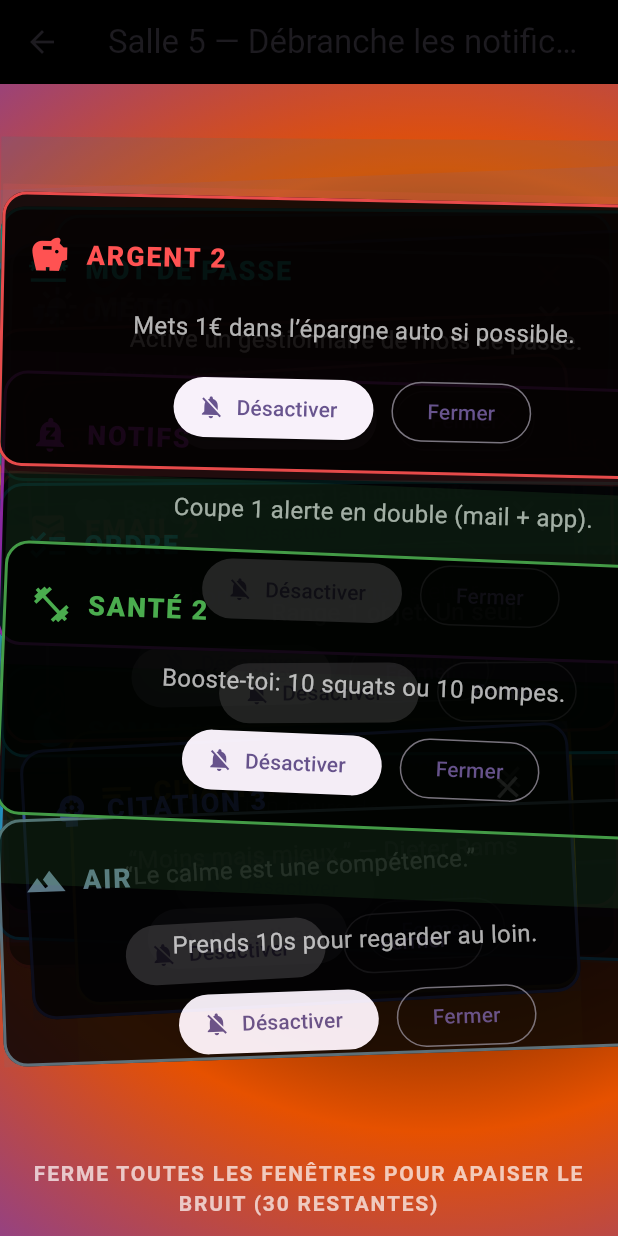
After one commit to cerine0044/Workshop25-26, a Flutter app: the Page5Notifications screen opened directly, after a tap on "Désactiver", on a phone screen of 412 x 824 dp. The commit adds this screen. Run offline on Flutter 3.47's test engine with Material 3 defaults, Android fonts, the phone set to English and light mode, and no system bars; our stand-ins replace audioplayers, sensors_plus; missing offline and left inert: torch_light.

Commit message:
Salle 5: popups plein Ã©cran (x2, dispersÃ©es), mix audio fort (klaxon/sirÃ¨ne/alarme), intensitÃ© liÃ©e au nombre restant; page calme finale. Fix crash web SweepGradient.

```diff
--- /dev/null
+++ b/lib/pages/page5_notifications.dart
@@ -0,0 +1,341 @@
+import 'dart:async';
+import 'dart:math' as math;
+
+import 'package:audioplayers/audioplayers.dart';
+import 'package:flutter/material.dart';
+
+import 'page5_success.dart';
+
+class Page5Notifications extends StatefulWidget {
+  const Page5Notifications({super.key});
+
+  @override
+  State<Page5Notifications> createState() => _Page5NotificationsState();
+}
+
+class _Page5NotificationsState extends State<Page5Notifications>
+    with SingleTickerProviderStateMixin {
+  late final AnimationController _fxController;
+
+  // Fullscreen popup alerts (stacked). Closing one reduces noise.
+  final List<_PopupAlert> _popups = <_PopupAlert>[
+    _PopupAlert(title: 'RESPIRATION', message: 'Inspire 4s, bloque 4s, expire 6s — répète 4×.', color: Colors.redAccent, icon: Icons.self_improvement),
+    _PopupAlert(title: 'EAU', message: 'Bois un grand verre d’eau maintenant.', color: Colors.orangeAccent, icon: Icons.water_drop),
+    _PopupAlert(title: 'POSTURE', message: 'Redresse ton dos, détends les épaules.', color: Colors.red, icon: Icons.accessibility_new),
+    _PopupAlert(title: 'PAUSE YEUX', message: 'Règle 20-20-20: regarde à 20m pendant 20s toutes les 20min.', color: Colors.pinkAccent, icon: Icons.visibility),
+    _PopupAlert(title: 'RANGEMENT', message: 'Ferme 1 onglet inutile. Respire.', color: Colors.deepPurpleAccent, icon: Icons.close_fullscreen),
+    _PopupAlert(title: 'MARCHE', message: 'Lève-toi 1 minute. Fais 20 pas.', color: Colors.lightBlueAccent, icon: Icons.directions_walk),
+    _PopupAlert(title: 'AGENDA', message: 'Note 1 tâche importante pour aujourd’hui.', color: Colors.amberAccent, icon: Icons.event_note),
+    _PopupAlert(title: 'EMAIL', message: 'Archive 1 mail. Pas besoin d’être parfait.', color: Colors.redAccent, icon: Icons.mark_email_read),
+    _PopupAlert(title: 'SOURIRE', message: 'Souris légèrement. Ça aide vraiment.', color: Colors.cyanAccent, icon: Icons.emoji_emotions),
+    _PopupAlert(title: 'SÉCURITÉ', message: 'Active la 2FA d’un compte cette semaine.', color: Colors.tealAccent, icon: Icons.shield),
+    _PopupAlert(title: 'CITATION', message: '“Ce que tu pratiques grandit.”', color: Colors.indigoAccent, icon: Icons.format_quote),
+    _PopupAlert(title: 'MÉTÉO', message: 'Ouvre la fenêtre 30s, respire l’air frais.', color: Colors.blueGrey, icon: Icons.sunny_snowing),
+    _PopupAlert(title: 'APPLIS', message: 'Désactive 1 notification non essentielle.', color: Colors.purpleAccent, icon: Icons.notifications_off),
+    _PopupAlert(title: 'SANTÉ', message: 'Étirer nuque et poignets 20s.', color: Colors.greenAccent, icon: Icons.health_and_safety),
+    _PopupAlert(title: 'ARGENT', message: 'Regarde ton solde sans juger. Juste regarder.', color: Colors.redAccent, icon: Icons.account_balance_wallet),
+    // Extra set (doublé)
+    _PopupAlert(title: 'RESPIRATION 2', message: 'Fais 3 respirations profondes maintenant.', color: Colors.redAccent, icon: Icons.air),
+    _PopupAlert(title: 'EAU 2', message: 'Une gorgée d’eau en plus.', color: Colors.orange, icon: Icons.local_drink),
+    _PopupAlert(title: 'ÉCRAN', message: 'Baisse légèrement la luminosité.', color: Colors.redAccent, icon: Icons.settings_display),
+    _PopupAlert(title: 'RACCROCHE', message: 'Dis “non” à 1 interruption aujourd’hui.', color: Colors.pink, icon: Icons.do_not_disturb_alt),
+    _PopupAlert(title: 'SOCIAL', message: 'Envoie un message gentil à quelqu’un.', color: Colors.deepPurple, icon: Icons.favorite),
+    _PopupAlert(title: 'SOMMEIL', message: 'Prépare ton heure de coucher ce soir.', color: Colors.lightBlue, icon: Icons.bedtime),
+    _PopupAlert(title: 'CITATION 2', message: '“Moins mais mieux.” — Dieter Rams', color: Colors.amber, icon: Icons.short_text),
+    _PopupAlert(title: 'EMAIL 2', message: 'Désabonne-toi d’une newsletter.', color: Colors.red, icon: Icons.unsubscribe),
+    _PopupAlert(title: 'ORDRE', message: 'Range 1 objet. Un seul.', color: Colors.cyan, icon: Icons.checklist),
+    _PopupAlert(title: 'MOT DE PASSE', message: 'Active un gestionnaire de mots de passe.', color: Colors.teal, icon: Icons.password),
+    _PopupAlert(title: 'CITATION 3', message: '“Le calme est une compétence.”', color: Colors.indigo, icon: Icons.psychology),
+    _PopupAlert(title: 'AIR', message: 'Prends 10s pour regarder au loin.', color: Colors.blueGrey, icon: Icons.landscape),
+    _PopupAlert(title: 'NOTIFS', message: 'Coupe 1 alerte en double (mail + app).', color: Colors.purple, icon: Icons.notifications_paused),
+    _PopupAlert(title: 'SANTÉ 2', message: 'Booste-toi: 10 squats ou 10 pompes.', color: Colors.green, icon: Icons.fitness_center),
+    _PopupAlert(title: 'ARGENT 2', message: 'Mets 1€ dans l’épargne auto si possible.', color: Colors.redAccent, icon: Icons.savings),
+  ];
+
+  // Multiple layered players for extreme stressful mix.
+  late final AudioPlayer _loopHorn;
+  late final AudioPlayer _loopSiren;
+  late final AudioPlayer _loopAlarm;
+  Timer? _randomBeeps;
+  final math.Random _rng = math.Random(42);
+  final Map<_PopupAlert, Offset> _positions = <_PopupAlert, Offset>{};
+  final Map<_PopupAlert, Size> _sizes = <_PopupAlert, Size>{};
+  int _initialTotal = 0;
+
+  double _intensity = 1.0; // 0..1 based on remaining popups
+
+  @override
+  void initState() {
+    super.initState();
+    _fxController = AnimationController(vsync: this, duration: const Duration(milliseconds: 1400))
+      ..repeat();
+    _loopHorn = AudioPlayer();
+    _loopSiren = AudioPlayer();
+    _loopAlarm = AudioPlayer();
+    _startLayers();
+    _startBeeps();
+    _initialTotal = _popups.length;
+  }
+
+  @override
+  void dispose() {
+    _randomBeeps?.cancel();
+    _fxController.dispose();
+    _loopHorn.dispose();
+    _loopSiren.dispose();
+    _loopAlarm.dispose();
+    super.dispose();
+  }
+
+  Future<void> _startLayers() async {
+    try {
+      // Boat horn (deep, continuous)
+      await _loopHorn.setReleaseMode(ReleaseMode.loop);
+      await _loopHorn.play(
+        UrlSource('https://actions.google.com/sounds/v1/transportation/boat_horn.ogg'),
+        volume: _intensity,
+      );
+    } catch (_) {}
+    try {
+      // Police/ambulance style siren
+      await _loopSiren.setReleaseMode(ReleaseMode.loop);
+      await _loopSiren.play(
+        UrlSource('https://actions.google.com/sounds/v1/alarms/police_siren_single.ogg'),
+        volume: (_intensity * 0.9).clamp(0, 1),
+      );
+    } catch (_) {}
+    try {
+      // Industrial alarm
+      await _loopAlarm.setReleaseMode(ReleaseMode.loop);
+      await _loopAlarm.play(
+        UrlSource('https://actions.google.com/sounds/v1/alarms/air_raid_siren.ogg'),
+        volume: (_intensity * 0.8).clamp(0, 1),
+      );
+    } catch (_) {}
+  }
+
+  void _startBeeps() {
+    _randomBeeps?.cancel();
+    _randomBeeps = Timer.periodic(const Duration(milliseconds: 850), (_) async {
+      if (_intensity <= 0.02) return;
+      final AudioPlayer p = AudioPlayer();
+      try {
+        final List<String> urls = <String>[
+          'https://actions.google.com/sounds/v1/alarms/beep_short.ogg',
+          'https://actions.google.com/sounds/v1/alarms/alarm_clock.ogg',
+          'https://actions.google.com/sounds/v1/cartoon/clang_and_wobble.ogg',
+        ];
+        await p.play(UrlSource(urls[DateTime.now().millisecond % urls.length]), volume: (_intensity * 0.8).clamp(0, 1));
+      } catch (_) {} finally {
+        // Dispose the one-shot player after a short delay
+        Future<void>.delayed(const Duration(seconds: 3), () => p.dispose());
+      }
+    });
+  }
+
+  void _updateIntensity() {
+    final int remaining = _popups.length;
+    final int total = _initialTotal == 0 ? _popups.length : _initialTotal;
+    final double t = total == 0 ? 0.0 : remaining / total; // 1..0
+    _intensity = Curves.easeInOut.transform(t);
+    _loopHorn.setVolume(_intensity).ignore();
+    _loopSiren.setVolume((_intensity * 0.9).clamp(0, 1)).ignore();
+    _loopAlarm.setVolume((_intensity * 0.8).clamp(0, 1)).ignore();
+    if (remaining == 0) {
+      // brief pause before calm page
+      Future<void>.delayed(const Duration(milliseconds: 400), () {
+        if (!mounted) return;
+        Navigator.of(context).pushReplacement(
+          MaterialPageRoute(builder: (_) => const CalmSuccessPage()),
+        );
+      });
+    }
+  }
+
+  void _closeTopPopup() {
+    if (_popups.isEmpty) return;
+    setState(() {
+      _popups.removeLast();
+      _updateIntensity();
+    });
+  }
+
+  @override
+  Widget build(BuildContext context) {
+    final double flash = 0.25 + 0.75 * _intensity;
+    return Scaffold(
+      appBar: AppBar(
+        title: const Text('Salle 5 — Débranche les notifications'),
+        backgroundColor: Colors.black,
+      ),
+      body: Stack(
+        fit: StackFit.expand,
+        children: [
+          // Pulsing, stressful background
+          AnimatedBuilder(
+            animation: _fxController,
+            builder: (context, _) {
+              final double t = _fxController.value * 2 * math.pi;
+              final double pulse = (math.sin(t * (1.2 + _intensity * 2.2)) * 0.5 + 0.5) * flash;
+              return Container(
+                decoration: BoxDecoration(
+                  gradient: RadialGradient(
+                    center: Alignment(math.sin(t) * 0.4, math.cos(t) * 0.4),
+                    radius: 1.0 + 0.3 * _intensity,
+                    colors: [
+                      Colors.black,
+                      Color.lerp(Colors.red.shade900, Colors.orange.shade900, _intensity)!,
+                      Color.lerp(Colors.deepPurple, Colors.redAccent, pulse)!,
+                    ],
+                    stops: const [0.15, 0.6, 1.0],
+                  ),
+                ),
+              );
+            },
+          ),
+          // Stacked scattered popups (topmost is interactive)
+          LayoutBuilder(
+            builder: (context, constraints) {
+              final double maxW = constraints.maxWidth;
+              final double maxH = constraints.maxHeight;
+              return Stack(
+                children: _popups.asMap().entries.map((entry) {
+                  final int i = entry.key;
+                  final _PopupAlert alert = entry.value;
+                  final double depthOpacity = (0.55 + 0.45 * (i + 1) / _popups.length).clamp(0.55, 1.0);
+                  // Assign random size/pos once per alert
+                  _sizes.putIfAbsent(alert, () {
+                    final double w = 320 + _rng.nextInt(220).toDouble();
+                    final double h = 160 + _rng.nextInt(120).toDouble();
+                    return Size(w, h);
+                  });
+                  final Size sz = _sizes[alert]!;
+                  _positions.putIfAbsent(alert, () {
+                    final double left = (_rng.nextDouble() * (maxW - sz.width)).clamp(0, (maxW - sz.width).clamp(0, maxW));
+                    final double top = (_rng.nextDouble() * (maxH - sz.height - 80)).clamp(0, (maxH - sz.height - 80).clamp(0, maxH));
+                    return Offset(left, top);
+                  });
+                  final Offset pos = _positions[alert]!;
+                  final double rot = (_rng.nextDouble() - 0.5) * 0.12; // small rotation
+                  return Positioned(
+                    left: pos.dx,
+                    top: pos.dy,
+                    width: sz.width,
+                    height: sz.height,
+                    child: IgnorePointer(
+                      ignoring: i != _popups.length - 1,
+                      child: Transform.rotate(
+                        angle: rot,
+                        child: _PopupWidget(alert: alert, opacity: depthOpacity, onClose: _closeTopPopup),
+                      ),
+                    ),
+                  );
+                }).toList(),
+              );
+            },
+          ),
+
+          // Footer status
+          Align(
+            alignment: Alignment.bottomCenter,
+            child: Padding(
+              padding: const EdgeInsets.fromLTRB(12, 0, 12, 12),
+              child: Text(
+                _popups.isEmpty
+                    ? 'Silence. Paix.'
+                    : 'Ferme toutes les fenêtres pour apaiser le bruit (${_popups.length} restantes)'.toUpperCase(),
+                style: const TextStyle(color: Colors.white70, fontWeight: FontWeight.w700, letterSpacing: 1.2),
+                textAlign: TextAlign.center,
+              ),
+            ),
+          ),
+        ],
+      ),
+    );
+  }
+}
+
+class _PopupAlert {
+  final String title;
+  final String message;
+  final Color color;
+  final IconData icon;
+  _PopupAlert({required this.title, required this.message, required this.color, required this.icon});
+}
+
+class _PopupWidget extends StatelessWidget {
+  final _PopupAlert alert;
+  final double opacity;
+  final VoidCallback onClose;
+  const _PopupWidget({required this.alert, required this.opacity, required this.onClose});
+
+  @override
+  Widget build(BuildContext context) {
+    return AnimatedOpacity(
+      duration: const Duration(milliseconds: 180),
+      opacity: opacity,
+      child: Container(
+        color: alert.color.withOpacity(0.12),
+        child: Center(
+          child: ConstrainedBox(
+            constraints: const BoxConstraints(maxWidth: 680),
+            child: Material(
+              color: Colors.black.withOpacity(0.85),
+              shape: RoundedRectangleBorder(
+                borderRadius: BorderRadius.circular(16),
+                side: BorderSide(color: alert.color.withOpacity(0.9), width: 2),
+              ),
+              child: Padding(
+                padding: const EdgeInsets.all(18.0),
+                child: Column(
+                  mainAxisSize: MainAxisSize.min,
+                  children: [
+                    Row(
+                      children: [
+                        Icon(alert.icon, color: alert.color, size: 28),
+                        const SizedBox(width: 10),
+                        Expanded(
+                          child: Text(
+                            alert.title,
+                            style: TextStyle(color: alert.color, fontWeight: FontWeight.w900, fontSize: 18, letterSpacing: 1.2),
+                          ),
+                        ),
+                        IconButton(
+                          onPressed: onClose,
+                          icon: const Icon(Icons.close, color: Colors.white70),
+                          tooltip: 'Fermer',
+                        )
+                      ],
+                    ),
+                    const SizedBox(height: 10),
+                    Text(
+                      alert.message,
+                      style: const TextStyle(color: Colors.white70, fontSize: 16),
+                      textAlign: TextAlign.center,
+                    ),
+                    const SizedBox(height: 18),
+                    Row(
+                      mainAxisAlignment: MainAxisAlignment.center,
+                      children: [
+                        ElevatedButton.icon(
+                          onPressed: onClose,
+                          icon: const Icon(Icons.notifications_off),
+                          label: const Text('Désactiver'),
+                        ),
+                        const SizedBox(width: 12),
+                        OutlinedButton(
+                          onPressed: onClose,
+                          child: const Text('Fermer'),
+                        ),
+                      ],
+                    ),
+                  ],
+                ),
+              ),
+            ),
+          ),
+        ),
+      ),
+    );
+  }
+}
--- /dev/null
+++ b/lib/pages/page5_success.dart
@@ -0,0 +1,45 @@
+import 'package:flutter/material.dart';
+
+class CalmSuccessPage extends StatelessWidget {
+  const CalmSuccessPage({super.key});
+
+  @override
+  Widget build(BuildContext context) {
+    return Scaffold(
+      backgroundColor: Colors.white,
+      body: SafeArea(
+        child: Center(
+          child: Padding(
+            padding: const EdgeInsets.all(24.0),
+            child: ConstrainedBox(
+              constraints: const BoxConstraints(maxWidth: 600),
+              child: Column(
+                mainAxisSize: MainAxisSize.min,
+                children: const [
+                  Icon(Icons.self_improvement, size: 64, color: Colors.black87),
+                  SizedBox(height: 16),
+                  Text(
+                    'Bravo.',
+                    style: TextStyle(
+                      color: Colors.black87,
+                      fontSize: 28,
+                      fontWeight: FontWeight.w800,
+                      letterSpacing: 0.5,
+                    ),
+                    textAlign: TextAlign.center,
+                  ),
+                  SizedBox(height: 12),
+                  Text(
+                    'En décochant le vacarme, tu viens de choisir la paix.\nTu peux le faire chaque jour: décide quelles notifications méritent vraiment ton attention.',
+                    style: TextStyle(color: Colors.black54, fontSize: 16, height: 1.4),
+                    textAlign: TextAlign.center,
+                  ),
+                ],
+              ),
+            ),
+          ),
+        ),
+      ),
+    );
+  }
+}
--- a/lib/pages/stress_page.dart
+++ b/lib/pages/stress_page.dart
@@ -5,6 +5,7 @@ import 'package:flutter/foundation.dart' show kIsWeb;
 import 'package:flutter/material.dart';
 import 'package:flutter/services.dart';
 import 'package:sensors_plus/sensors_plus.dart';
+import 'page5_notifications.dart';
 import 'package:torch_light/torch_light.dart';
 
 class StressPage extends StatefulWidget {
@@ -371,7 +372,7 @@ class _StressPageState extends State<StressPage> {
                                   ? () {
                                       Navigator.of(context).push(
                                         MaterialPageRoute(
-                                          builder: (_) => const _NextPagePlaceholder(),
+                                          builder: (_) => const Page5Notifications(),
                                         ),
                                       );
                                     }
@@ -393,19 +394,7 @@ class _StressPageState extends State<StressPage> {
   }
 }
 
-class _NextPagePlaceholder extends StatelessWidget {
-  const _NextPagePlaceholder();
-
-  @override
-  Widget build(BuildContext context) {
-    return Scaffold(
-      appBar: AppBar(title: const Text('Page 3 — Placeholder')),
-      body: const Center(
-        child: Text('Implémentez ici la Page 3.'),
-      ),
-    );
-  }
-}
+// Removed placeholder; real navigation goes to Page5Notifications.
 
 class _StressGauge extends StatelessWidget {
   final double value; // 0..1
@@ -511,6 +500,10 @@ class _ProgressPainter extends CustomPainter {
     final Rect rect = Offset.zero & size;
     final double start = -math.pi / 2;
     final double sweep = (math.pi * 2) * progress.clamp(0.0, 1.0);
+    if (sweep <= 0.001) {
+      // Avoid zero-sweep gradients which can crash CanvasKit on web.
+      return;
+    }
 
     // Gradient stroke for progress
     final Paint paint = Paint()
--- a/pubspec.yaml
+++ b/pubspec.yaml
@@ -36,6 +36,7 @@ dependencies:
   cupertino_icons: ^1.0.8
   sensors_plus:
   torch_light:
+  audioplayers: ^5.2.1
 
 dev_dependencies:
   flutter_test:
```
Also changed, not shown: pubspec.lock, 5 other files.
